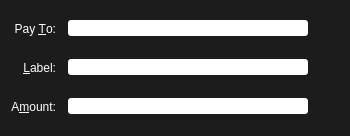
The window that src/qt/forms/sendcoinsentry.ui (SpectreSecurityCoin/SpectreSecurityCoin) describes before a commit, drawn with Qt 5.
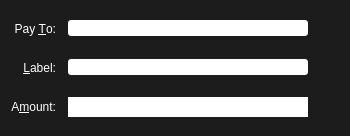
The same window after the commit. Icons and pictures are not drawn. Custom widgets are drawn as their Qt base class.

```diff
--- a/src/qt/forms/sendcoinsentry.ui
+++ b/src/qt/forms/sendcoinsentry.ui
@@ -105,7 +105,9 @@
       <widget class="BitcoinAmountField" name="payAmount">
        <property name="styleSheet">
         <string notr="true">background-color: rgb(255, 255, 255);
-color: rgb(0, 0, 0);</string>
+color: rgb(0, 0, 0);
+padding:2px;
+border-radius:0px;</string>
        </property>
       </widget>
      </item>
```
Left out of the diff: 6 changed lines with no effect on the pictures.
